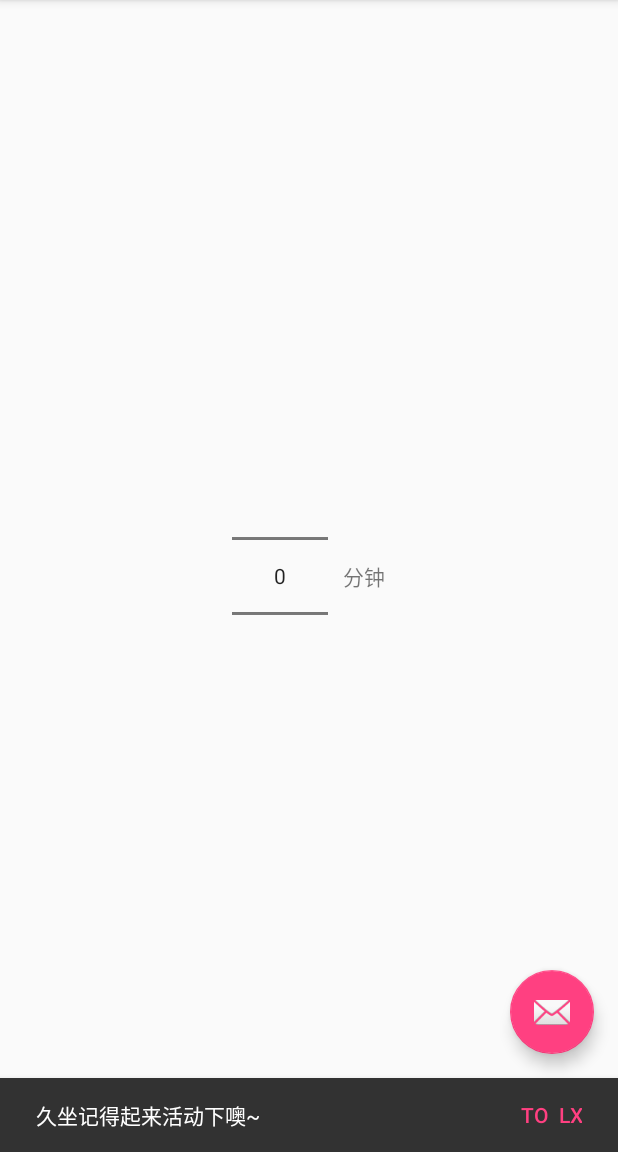
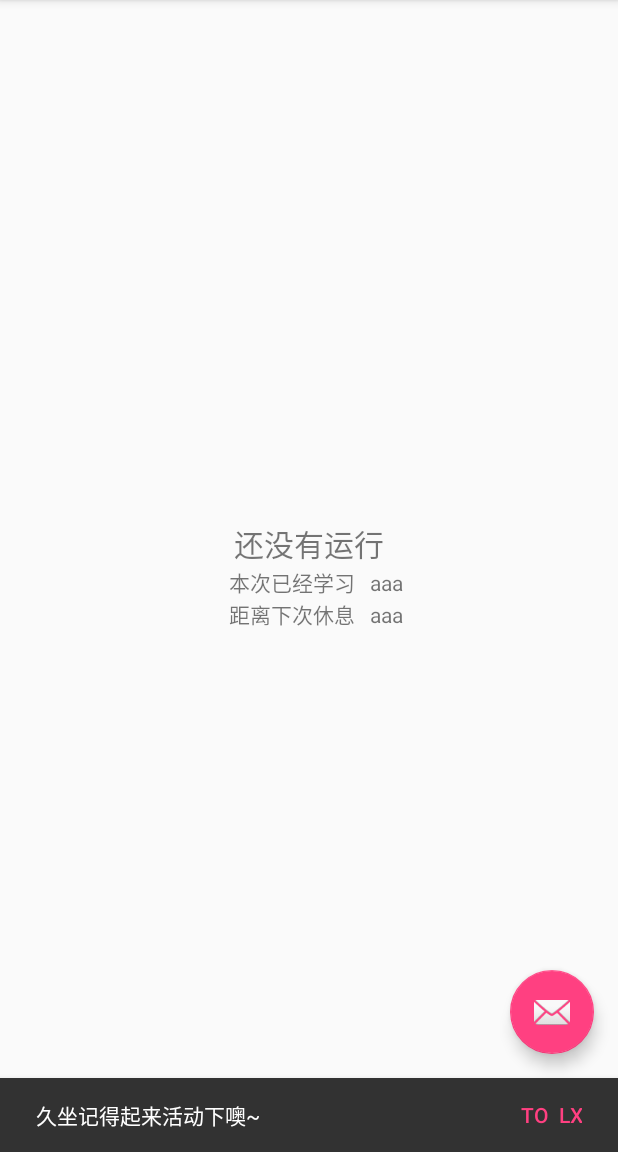
Before and after one commit to 836154942/SedentaryTips, an Android app: the screen it shows after launch (MainActivity), after a tap on an icon or button, on a phone screen of 412 x 824 dp, the part 84-1236 px from its top. Run offline under Robolectric (Android 15) with nearby library versions, the phone set to English and light mode, and no system bars; our stand-ins replace ButterKnife, Dagger/Hilt's generated code; libraries missing offline, so code that uses them is left out: rx.android.schedulers, rx.subscriptions; 1 statement that could not run was skipped.

Commit message:
主页时间提醒

```diff
--- a/app/src/main/java/com/spc/sedentary/tips/ui/activity/MainActivity.java
+++ b/app/src/main/java/com/spc/sedentary/tips/ui/activity/MainActivity.java
@@ -22,6 +22,7 @@ import android.view.MenuItem;
 import android.view.View;
 import android.view.ViewGroup;
 import android.widget.NumberPicker;
+import android.widget.TextView;
 import android.widget.Toast;
 
 import com.spc.sedentary.tips.R;
@@ -31,10 +32,15 @@ import com.spc.sedentary.tips.utils.AlarmUtil;
 import com.spc.sedentary.tips.utils.Constant;
 import com.spc.sedentary.tips.utils.SpUtil;
 import com.spc.sedentary.tips.utils.TLog;
+import com.spc.sedentary.tips.utils.TimeUtils;
 import com.spc.sedentary.tips.utils.ToastUtil;
+
+import java.util.concurrent.TimeUnit;
 
 import butterknife.BindView;
 import butterknife.OnClick;
+import rx.Observable;
+import rx.android.schedulers.AndroidSchedulers;
 
 public class MainActivity extends BaseActivity implements NavigationView.OnNavigationItemSelectedListener {
 
@@ -49,6 +55,12 @@ public class MainActivity extends BaseActivity implements NavigationView.OnNavig
     Toolbar toolbar;
     @BindView(R.id.nav_view)
     NavigationView navigationView;
+    @BindView(R.id.mTvStatus)
+    TextView mTvStatus;
+    @BindView(R.id.mTvStudiedTime)
+    TextView mTvStudiedTime;
+    @BindView(R.id.mTvNextSleepTime)
+    TextView mTvNextSleepTime;
 
 
     @Override
@@ -56,6 +68,32 @@ public class MainActivity extends BaseActivity implements NavigationView.OnNavig
         super.onCreate(savedInstanceState);
         initView();
         TLog.e("MainActivityMainActivityMainActivity    onCreate");
+    }
+
+    @Override
+    protected void onResume() {
+        super.onResume();
+        upDateView();
+        mCompositeSubscription.add(Observable.interval(1, TimeUnit.SECONDS)
+                .observeOn(AndroidSchedulers.mainThread())
+                .subscribe(l -> upDateView()));
+    }
+
+    private void upDateView() {
+        if (AlarmUtil.isServiceRunning(this, AlarmServices.class.getName())) {
+            mTvStatus.setText("正在倒计时");
+            long startTime = SpUtil.getPrefLong(Constant.SP_KEY_START_TIME, 0);
+            long duringTime = SpUtil.getPrefLong(Constant.SP_KEY_TIME_DURING, 0);
+            long endTime = startTime + duringTime;
+
+            mTvStudiedTime.setText(TimeUtils.countdownTime(System.currentTimeMillis(), startTime));
+            if (endTime - System.currentTimeMillis() < 0) {
+                mTvNextSleepTime.setText("稍等噢，马上就能休息~ （超时" + TimeUtils.countdownTime(System.currentTimeMillis(), endTime) + "s）");
+            } else
+                mTvNextSleepTime.setText(TimeUtils.countdownTime(endTime, System.currentTimeMillis()));
+        } else {
+            mTvStatus.setText("还没有运行");
+        }
     }
 
     @Override
@@ -149,7 +187,6 @@ public class MainActivity extends BaseActivity implements NavigationView.OnNavig
                 ToastUtil.showToast("正在开发，敬请期待");
                 break;
             case R.id.remark_list:
-                //TODO 备忘录列表 （添加备忘录）
                 startActivity(RemarkListActivity.buildIntent(this));
                 break;
             case R.id.remark_done:
@@ -172,7 +209,7 @@ public class MainActivity extends BaseActivity implements NavigationView.OnNavig
     }
 
     private void showStartDialog() {
-        ViewGroup dialogView = (ViewGroup) LayoutInflater.from(this).inflate(R.layout.content_main, null);
+        ViewGroup dialogView = (ViewGroup) LayoutInflater.from(this).inflate(R.layout.dialog_start, null);
         NumberPicker mNumberPicker = (NumberPicker) dialogView.findViewById(R.id.mNumberPicker);
         mNumberPicker.setMinValue(TIME_SELECT_MIN);
         mNumberPicker.setMaxValue(TIME_SELECT_MAX);
@@ -213,6 +250,7 @@ public class MainActivity extends BaseActivity implements NavigationView.OnNavig
         SpUtil.setSettingLong(Constant.SP_KEY_TIME_DURING, intervalMilli);
         AlarmUtil.startAlarmServices();
         ToastUtil.showToast(R.string.start_tips);
+        upDateView();
     }
 
 
--- a/app/src/main/java/com/spc/sedentary/tips/utils/Constant.java
+++ b/app/src/main/java/com/spc/sedentary/tips/utils/Constant.java
@@ -5,8 +5,9 @@ package com.spc.sedentary.tips.utils;
  */
 
 public class Constant {
+    public static int TIME_THRESHOLD = 20 * 1000;// 比对是否到达提醒时间的阈值ms
     public static final String SP_KEY_START_TIME = "sp_key_start_time";//开始时间 ms
-    public static final String SP_KEY_TIME_DURING = "sp_key_time_during";//休息时间 ms
+    public static final String SP_KEY_TIME_DURING = "sp_key_time_during";//隔多少时间休息ms
     public static final String SP_KEY_IS_STARTED = "sp_key_is_started";//是否正在统计
     public static final String SP_KEY_IS_TIME_INTERVAL = "sp_key_is_time_interval";// 轮询时间 min
     public static final String SP_KEY_SLEEP_TIME = "sp_key_sleep_time";// 休息时间 min
@@ -15,7 +16,7 @@ public class Constant {
 
     //轮询时间
     public static int get_time_interval() {
-        return Integer.parseInt(SpUtil.getPrefString(SP_KEY_SLEEP_TIME, "2")) * 60 * 1000;
+        return Integer.parseInt(SpUtil.getPrefString(SP_KEY_SLEEP_TIME, "1")) * 60 * 1000;
     }
 
     //每次休息时间
--- a/app/src/main/res/layout/content_main.xml
+++ b/app/src/main/res/layout/content_main.xml
@@ -4,18 +4,53 @@
     android:layout_width="match_parent"
     android:layout_height="match_parent"
     android:gravity="center"
-    android:orientation="horizontal"
+    android:orientation="vertical"
     app:layout_behavior="@string/appbar_scrolling_view_behavior">
     <!--android:orientation="vertical"-->
 
-    <NumberPicker
-        android:id="@+id/mNumberPicker"
-        android:layout_width="wrap_content"
-        android:layout_height="wrap_content" />
-
     <TextView
+        android:id="@+id/mTvStatus"
         android:layout_width="wrap_content"
         android:layout_height="wrap_content"
-        android:layout_marginLeft="10dp"
-        android:text="分钟" />
+        android:text="正在计时"
+        android:textSize="20sp" />
+
+    <LinearLayout
+        android:layout_width="wrap_content"
+        android:layout_height="wrap_content">
+
+
+        <TextView
+            android:layout_width="wrap_content"
+            android:layout_height="wrap_content"
+            android:layout_marginLeft="10dp"
+            android:text="本次已经学习" />
+
+        <TextView
+            android:id="@+id/mTvStudiedTime"
+            android:layout_width="wrap_content"
+            android:layout_height="wrap_content"
+            android:layout_marginLeft="10dp"
+            android:text="aaa" />
+    </LinearLayout>
+
+
+    <LinearLayout
+        android:layout_width="wrap_content"
+        android:layout_height="wrap_content">
+
+
+        <TextView
+            android:layout_width="wrap_content"
+            android:layout_height="wrap_content"
+            android:layout_marginLeft="10dp"
+            android:text="距离下次休息" />
+
+        <TextView
+            android:id="@+id/mTvNextSleepTime"
+            android:layout_width="wrap_content"
+            android:layout_height="wrap_content"
+            android:layout_marginLeft="10dp"
+            android:text="aaa" />
+    </LinearLayout>
 </LinearLayout>
--- a/app/src/main/res/values/strings.xml
+++ b/app/src/main/res/values/strings.xml
@@ -27,7 +27,7 @@
 
     <!-- Strings related to Settings -->
     <!-- Example General settings -->
-    <string name="pref_header_general">General</string>
+    <string name="pref_header_general">通用</string>
 
     <string name="pref_title_social_recommendations">Enable social recommendations</string>
     <string name="pref_description_social_recommendations">Recommendations for people to contact
--- a/app/src/main/res/xml/pref_data_sync.xml
+++ b/app/src/main/res/xml/pref_data_sync.xml
@@ -1,7 +1,7 @@
 <PreferenceScreen xmlns:android="http://schemas.android.com/apk/res/android">
 
     <ListPreference
-        android:defaultValue="2"
+        android:defaultValue="1"
         android:entries="@array/pref_sync_frequency_titles"
         android:entryValues="@array/pref_sync_frequency_values"
         android:key="sp_key_is_time_interval"
```
Also changed, not shown: app/build.gradle (+7 -7 lines), app/src/main/AndroidManifest.xml (+7 -3 lines), app/src/main/java/com/spc/sedentary/tips/services/AlarmServices.java (+5 -5 lines), app/src/main/java/com/spc/sedentary/tips/utils/TimeUtils.java (added, +31 -0 lines), app/src/main/res/layout/dialog_start.xml (added, +20 -0 lines), config.gradle (+7 -7 lines).
